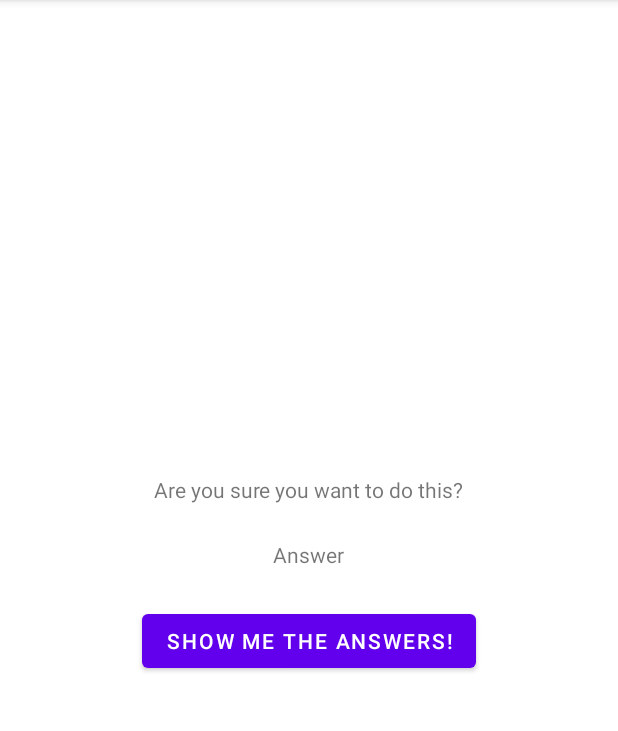
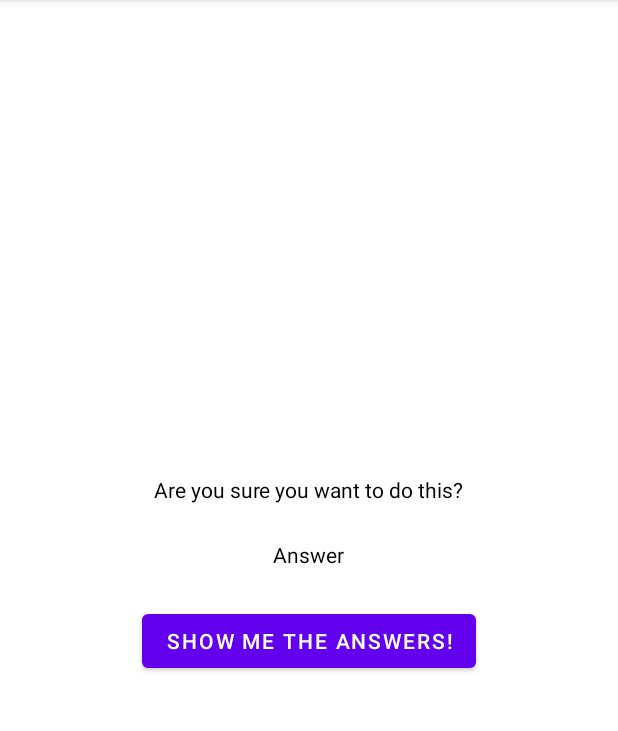
Before and after one commit to EchoNotation/HelloKittyQuizJasperThomas, an Android app: the CheatActivity screen opened directly, with no data from a screen before it, on a phone screen of 412 x 824 dp, the part 84-815 px from its top. Run offline under Robolectric (Android 15) with nearby library versions, the phone set to English and light mode, and no system bars.

Commit message:
Fixed a nullpointer caused by changing to landscape, changed the text colors to be black, and reenabled the toasts-- which works on my end.

```diff
--- a/app/src/main/res/layout-land/activity_main.xml
+++ b/app/src/main/res/layout-land/activity_main.xml
@@ -1,6 +1,7 @@
 <?xml version="1.0" encoding="utf-8"?>
 <LinearLayout xmlns:android="http://schemas.android.com/apk/res/android"
     xmlns:tools="http://schemas.android.com/tools"
+    android:id="@+id/background_layout"
     android:layout_width="match_parent"
     android:layout_height="match_parent"
     android:gravity="center"
@@ -11,6 +12,7 @@
         android:layout_height="wrap_content"
         android:gravity="center"
         android:padding="24dp"
+        android:textColor="@color/black"
         tools:text="@string/kitty1"/>
     <LinearLayout
         android:layout_width="wrap_content"
--- a/app/src/main/res/layout/activity_cheat.xml
+++ b/app/src/main/res/layout/activity_cheat.xml
@@ -6,10 +6,12 @@
     android:layout_height="match_parent"
     android:gravity="center"
     android:orientation="vertical"
+    android:background="@color/white"
     tools:context=".CheatActivity">
     <TextView
         android:layout_width="wrap_content"
         android:layout_height="wrap_content"
+        android:textColor="@color/black"
         android:text="@string/warning_message">
     </TextView>
     <TextView
@@ -17,6 +19,7 @@
         android:layout_width="wrap_content"
         android:layout_height="wrap_content"
         android:text="Answer"
+        android:textColor="@color/black"
         android:padding="24dp">
     </TextView>
     <Button
--- a/app/src/main/res/layout/activity_main.xml
+++ b/app/src/main/res/layout/activity_main.xml
@@ -12,6 +12,7 @@
         android:layout_height="wrap_content"
         android:gravity="center"
         android:padding="24dp"
+        android:textColor="@color/black"
         tools:text="@string/kitty1"/>
     <LinearLayout
         android:layout_width="wrap_content"
```
Also changed, not shown: app/src/main/java/com/example/hellokittyquiz/MainActivity.kt (+14 -14 lines).
